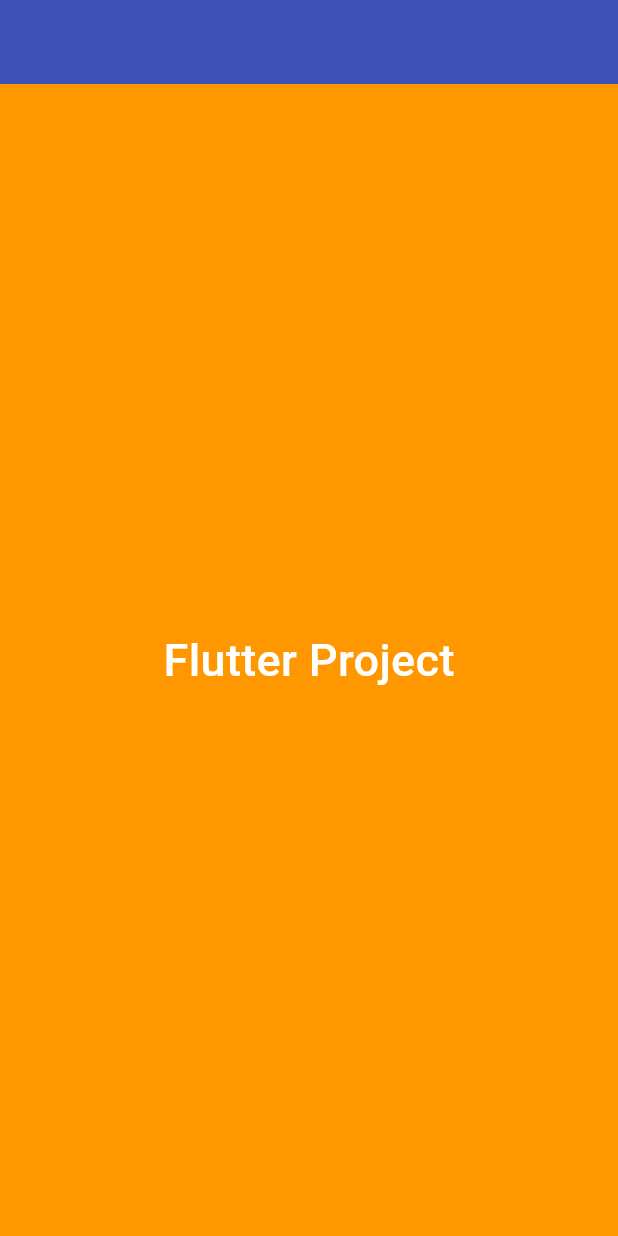
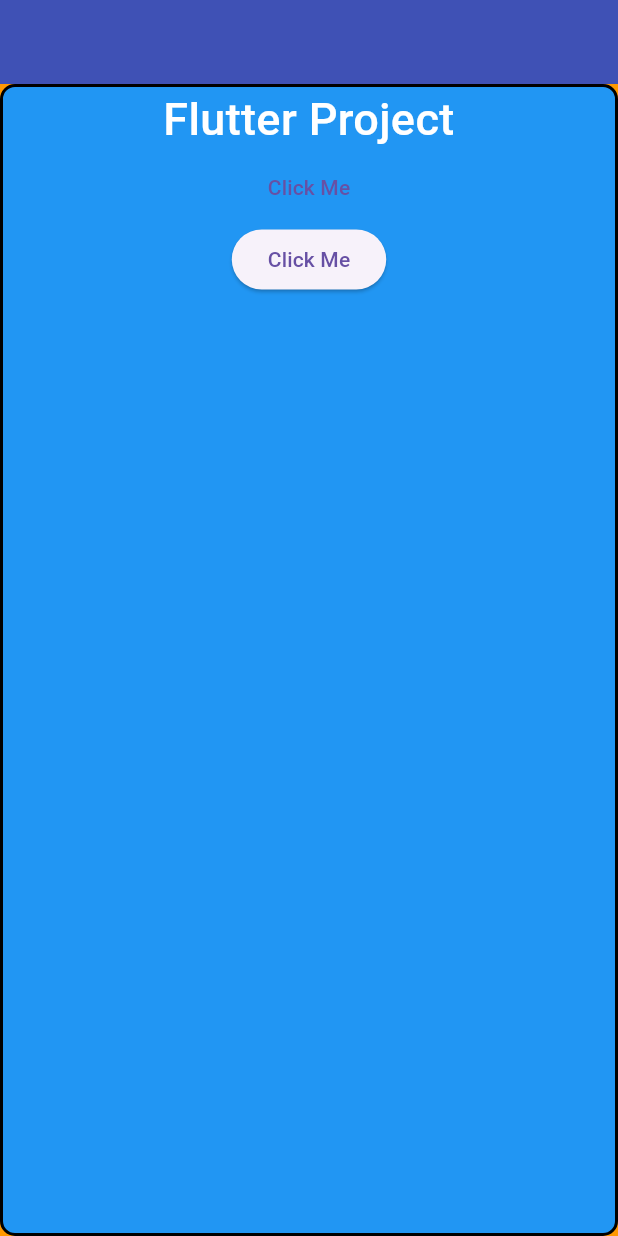
Before and after one commit to aakash414/Flutter_demo, a Flutter app: the screen it shows after launch, on a phone screen of 412 x 824 dp. Run offline on Flutter 3.47's test engine with Material 3 defaults, Android fonts, the light colour scheme and no system bars.

Commit message:
Widgets, Text,Container and Expanded

```diff
--- a/lib/main.dart
+++ b/lib/main.dart
@@ -13,13 +13,15 @@ class MyApp extends StatelessWidget {
       theme: ThemeData(
         primaryColor: Colors.red,
       ),
-      home: const HomeScreen(),
+      home: HomeScreen(),
     );
   }
 }
 
 class HomeScreen extends StatelessWidget {
-  const HomeScreen({Key? key}) : super(key: key);
+  HomeScreen({Key? key}) : super(key: key);
+
+  String name = "Flutter Project";
 
   @override
   Widget build(BuildContext context) {
@@ -28,16 +30,38 @@ class HomeScreen extends StatelessWidget {
         appBar: AppBar(
           backgroundColor: Colors.indigo,
         ),
-        body: const SafeArea(
-          child: Center(
-            child: Text(
-              'Flutter Project',
-              style: TextStyle(
-                  color: Colors.white,
-                  fontSize: 30,
-                  fontWeight: FontWeight.w500),
-            ),
-          ),
-        ));
+        body: SafeArea(
+          child: Container(
+              // color: Colors.blue,
+              width: double.infinity,
+              decoration: BoxDecoration(
+                color: Colors.blue,
+                border: Border.all(
+                  color: Colors.black,
+                  width: 2,
+                ),
+                borderRadius: BorderRadius.circular(10),
+              ),
+              child: Column(
+                children: [
+                  Text(
+                    name,
+                    textAlign: TextAlign.center,
+                    style: const TextStyle(
+                        color: Colors.white,
+                        fontSize: 30,
+                        fontWeight: FontWeight.w500),
+                  ),
+                  TextButton(
+                    onPressed: () {},
+                    child: Text("Click Me"),
+                  ),
+                  ElevatedButton(
+                    onPressed: () {},
+                    child: Text("Click Me"),
+                  ),
+                ],
+              )),
+        )); //widget
   }
 }
```
